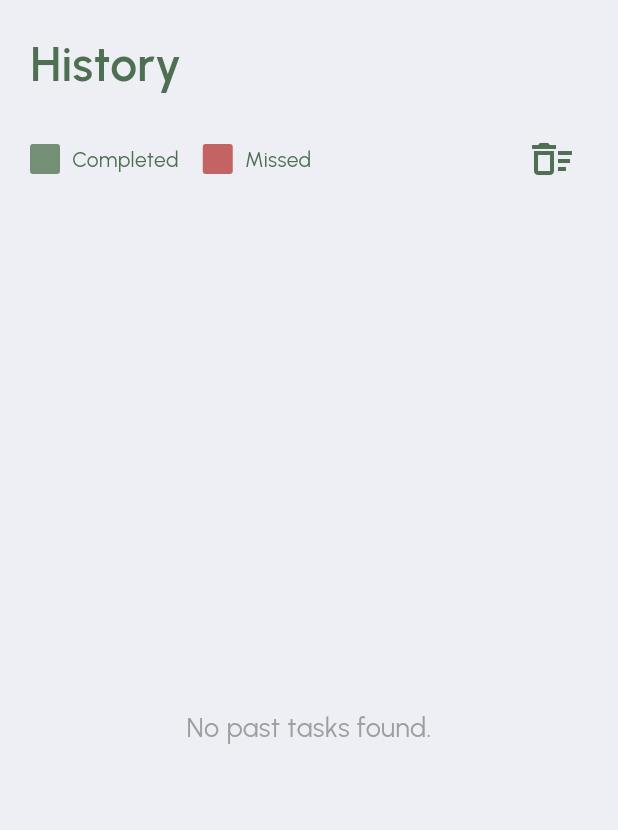
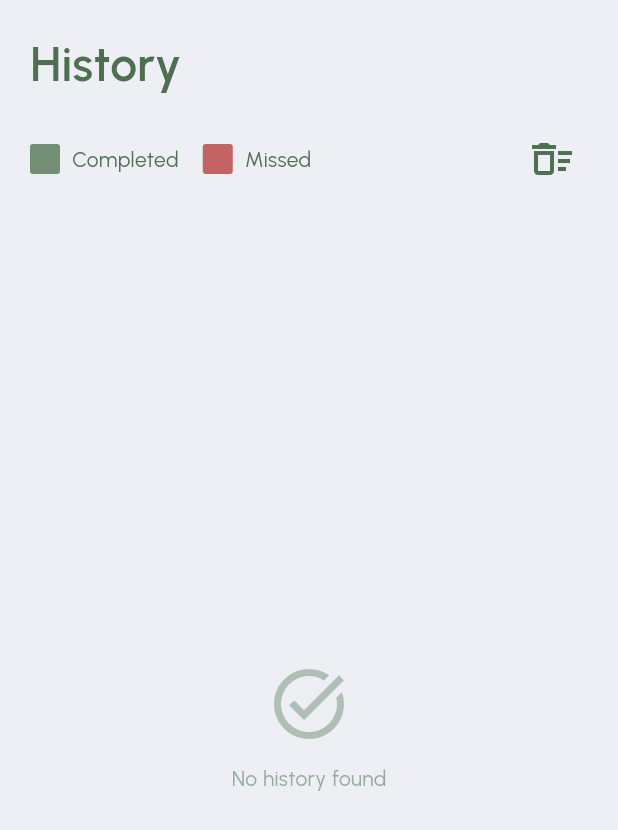
Before and after one commit to ItsAfsalVN/fazr, a Flutter app: the History screen opened directly, on a phone screen of 412 x 824 dp. Shown: the top 830 px of the screen. Run offline on Flutter 3.47's test engine with Material 3 defaults, Android fonts, the phone set to English and light mode, and no system bars; our stand-ins replace cloud_firestore, easy_date_timeline, firebase_auth, firebase_core, flutter_dotenv, flutter_svg and 2 more; accounts and stored records are empty.

Commit message:
history works flawlessly

```diff
--- a/lib/models/completed_Task_model.dart
+++ b/lib/models/completed_task_model.dart
@@ -2,7 +2,7 @@ import 'package:cloud_firestore/cloud_firestore.dart';
 
 class CompletedTask {
   final String taskId;
-  final DateTime completedDate; // Renamed for consistency
+  final DateTime completedDate;
 
   CompletedTask({required this.taskId, required this.completedDate});
 
--- a/lib/providers/completed_task_provider.dart
+++ b/lib/providers/completed_task_provider.dart
@@ -1,4 +1,4 @@
-import 'package:fazr/models/completed_Task_model.dart';
+import 'package:fazr/models/completed_task_model.dart';
 import 'package:flutter/material.dart';
 import '../services/database_services.dart';
 
@@ -31,11 +31,11 @@ class CompletedTaskProvider extends ChangeNotifier {
     notifyListeners();
   }
 
-  void removeCompletedTask(String taskId, DateTime completionDate) {
+  void removeCompletedTask(String taskId, DateTime completedDate) {
     _completedTasks.removeWhere(
       (task) =>
           task.taskId == taskId &&
-          task.completedDate.isAtSameMomentAs(completionDate),
+          task.completedDate.isAtSameMomentAs(completedDate),
     );
     notifyListeners();
   }
--- a/lib/providers/history_provider.dart
+++ b/lib/providers/history_provider.dart
@@ -17,9 +17,11 @@ class HistoryProvider extends ChangeNotifier {
       _history = querySnapshot.docs.map((doc) {
         return HistoryModel.fromFirestore(doc.data() as Map<String, dynamic>);
       }).toList();
-      // Sort by date, newest first
       _history.sort((a, b) => b.instanceDate.compareTo(a.instanceDate));
-    } finally {
+    } catch(e) {
+      print("Error fetching history: $e");
+    }
+    finally {
       _isLoading = false;
       notifyListeners();
     }
@@ -29,10 +31,12 @@ class HistoryProvider extends ChangeNotifier {
     _isLoading = true;
     notifyListeners();
     try {
-      // Simple and clean: just delete all documents.
       await clearAllHistoryInFirestore();
       _history.clear();
-    } finally {
+    } catch(e) {
+      print("Error clearing history: $e");
+    }
+    finally {
       _isLoading = false;
       notifyListeners();
     }
--- a/lib/screens/tabs/history.dart
+++ b/lib/screens/tabs/history.dart
@@ -17,21 +17,18 @@ class _HistoryState extends State<History> {
   @override
   void initState() {
     super.initState();
-    // This now generates any missing history records and then fetches them.
     WidgetsBinding.instance.addPostFrameCallback((_) async {
       final taskProvider = context.read<TaskProvider>();
       final completedProvider = context.read<CompletedTaskProvider>();
       final historyProvider = context.read<HistoryProvider>();
 
-      // Optional: Show a loading indicator while generating
-      // await taskProvider.generateMissingHistory(completedProvider.completedTasks);
-
-      // Fetch the clean history data from the new collection
+      await taskProvider.generateMissingHistory(
+        completedProvider.completedTasks,
+      );
       await historyProvider.fetchHistory();
     });
   }
 
-  // This is now much simpler, just calling the new provider.
   Future<void> _onClearHistory() async {
     final bool? confirm = await showDialog<bool>(
       context: context,
@@ -67,17 +64,26 @@ class _HistoryState extends State<History> {
         child: Padding(
           padding: const EdgeInsets.only(left: 20, right: 20, top: 20),
           child: Consumer<HistoryProvider>(
-            // Note: Now consumes HistoryProvider
             builder: (context, historyProvider, child) {
               if (historyProvider.isLoading &&
                   historyProvider.history.isEmpty) {
                 return const Center(child: CircularProgressIndicator());
               }
 
-              // --- New Grouping Logic ---
-              // We process the flat list from the provider into a grouped map for the UI.
+              final now = DateTime.now();
+              final todayAtMidnight = DateTime(now.year, now.month, now.day);
+
+              final pastHistory = historyProvider.history.where((item) {
+                final itemDate = DateTime(
+                  item.instanceDate.year,
+                  item.instanceDate.month,
+                  item.instanceDate.day,
+                );
+                return itemDate.isBefore(todayAtMidnight);
+              }).toList();
+
               final Map<DateTime, List<HistoryModel>> groupedHistory = {};
-              for (final item in historyProvider.history) {
+              for (final item in pastHistory) {
                 final dateKey = DateTime(
                   item.instanceDate.year,
                   item.instanceDate.month,
@@ -95,7 +101,6 @@ class _HistoryState extends State<History> {
               return Column(
                 crossAxisAlignment: CrossAxisAlignment.start,
                 children: [
-                  // --- UI is Identical to Your Previous Version ---
                   Text(
                     'History',
                     style: TextStyle(
@@ -105,6 +110,7 @@ class _HistoryState extends State<History> {
                     ),
                   ),
                   const SizedBox(height: 16),
+                  // --- FIX: This Row widget has been properly structured ---
                   Row(
                     mainAxisAlignment: MainAxisAlignment.spaceBetween,
                     children: [
@@ -160,11 +166,26 @@ class _HistoryState extends State<History> {
                   ),
                   const SizedBox(height: 16),
                   if (groupedHistory.isEmpty)
-                    const Expanded(
+                    Expanded(
                       child: Center(
-                        child: Text(
-                          'No past tasks found.',
-                          style: TextStyle(fontSize: 18, color: Colors.grey),
+                        child: Column(
+                          mainAxisAlignment: MainAxisAlignment.center,
+                          children: [
+                            Icon(
+                              Icons.task_alt,
+                              size: 56,
+                              color: colors.primary.withOpacity(0.5),
+                            ),
+                            const SizedBox(height: 12),
+                            Text(
+                              'No history found',
+                              style: TextStyle(
+                                color: colors.primary.withOpacity(0.7),
+                                fontSize: 14,
+                                fontWeight: FontWeight.w500,
+                              ),
+                            ),
+                          ],
                         ),
                       ),
                     )
```
Also changed, not shown: lib/providers/task_provider.dart (+85 -96 lines), lib/services/database_services.dart (+68 -19 lines).
